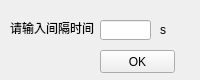
This is camera/choosedistancetime.ui in MoreDrinkHotWater/QML_test as Qt 5 draws it before an edit. The edited form follows.
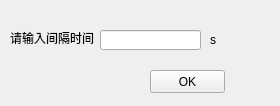
This is the edited form.

```diff
--- a/camera/choosedistancetime.ui
+++ b/camera/choosedistancetime.ui
@@ -6,8 +6,8 @@
    <rect>
     <x>0</x>
     <y>0</y>
-    <width>200</width>
-    <height>80</height>
+    <width>280</width>
+    <height>106</height>
    </rect>
   </property>
   <property name="windowTitle">
@@ -17,7 +17,7 @@
    <property name="geometry">
     <rect>
      <x>10</x>
-     <y>20</y>
+     <y>30</y>
      <width>91</width>
      <height>16</height>
     </rect>
@@ -30,8 +30,8 @@
    <property name="geometry">
     <rect>
      <x>100</x>
-     <y>20</y>
-     <width>51</width>
+     <y>30</y>
+     <width>101</width>
      <height>20</height>
     </rect>
    </property>
@@ -42,8 +42,8 @@
   <widget class="QLabel" name="label_2">
    <property name="geometry">
     <rect>
-     <x>160</x>
-     <y>20</y>
+     <x>210</x>
+     <y>30</y>
      <width>21</width>
      <height>20</height>
     </rect>
@@ -55,8 +55,8 @@
   <widget class="QPushButton" name="OK">
    <property name="geometry">
     <rect>
-     <x>100</x>
-     <y>50</y>
+     <x>150</x>
+     <y>70</y>
      <width>75</width>
      <height>23</height>
     </rect>
```
